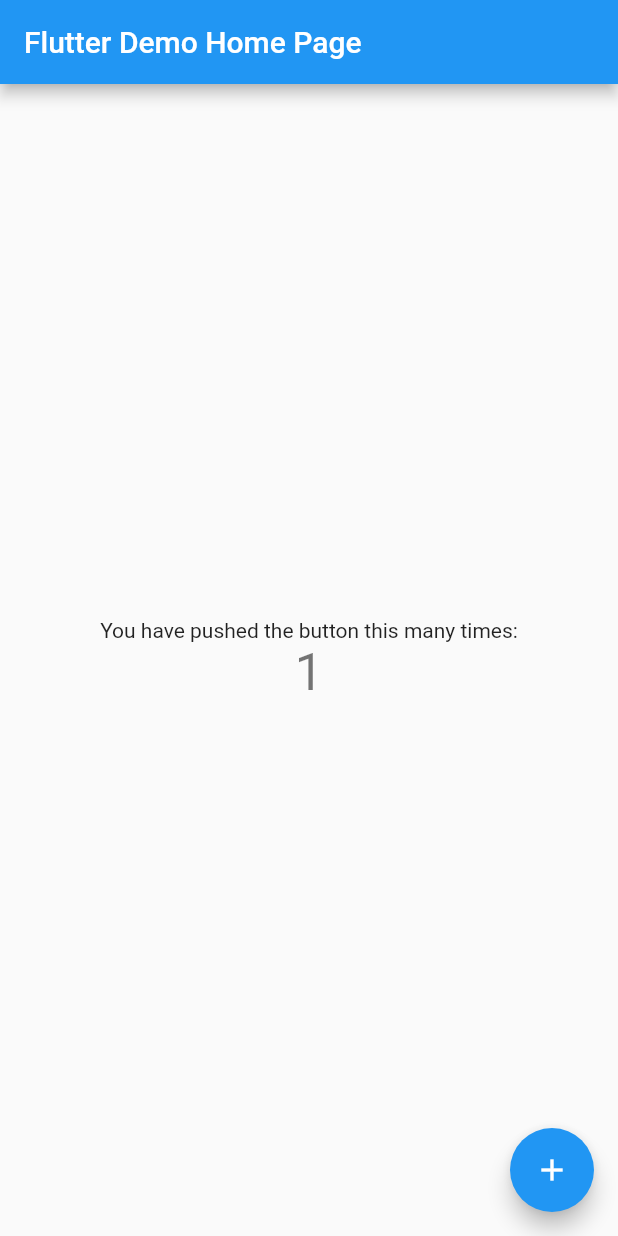
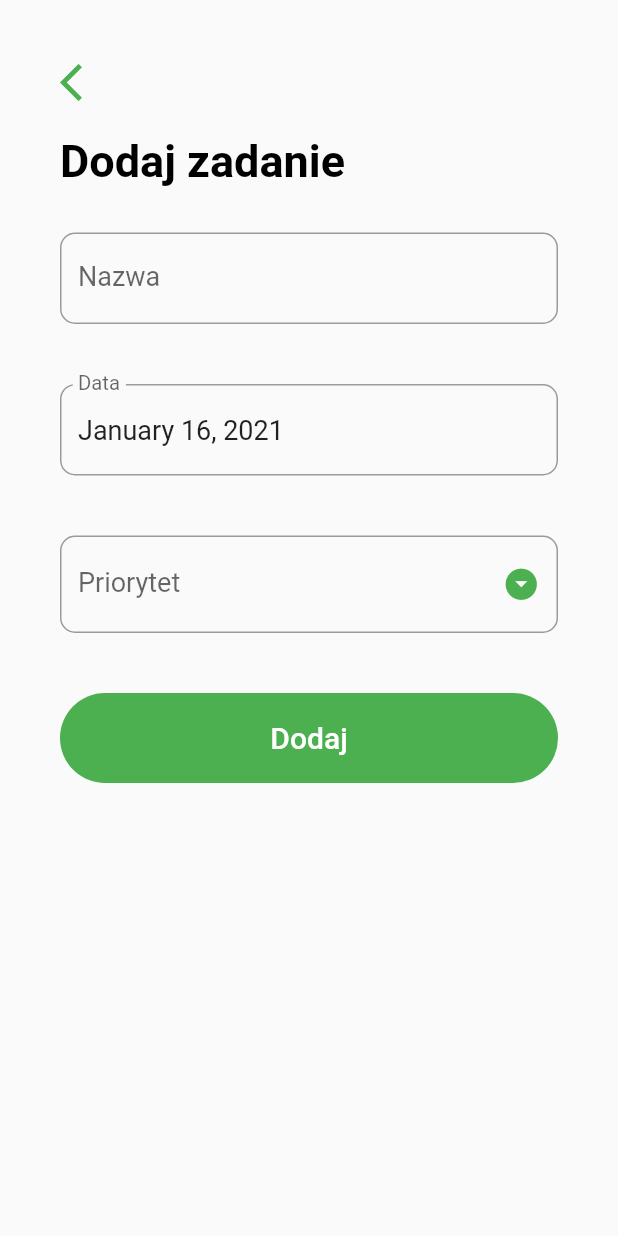
Before and after one commit to karolbury98/pum-todo, a Flutter app: the screen it shows after launch, after a tap on the "add" icon, on a phone screen of 412 x 824 dp. Run offline on Flutter 3.47's test engine with Material 2 defaults, Android fonts, the phone set to English and light mode, and no system bars.

Commit message:
added todo list screen and add task screen

```diff
--- a/pum_todo/lib/main.dart
+++ b/pum_todo/lib/main.dart
@@ -1,4 +1,5 @@
 import 'package:flutter/material.dart';
+import 'package:pum_todo/screens/todo_list_screen.dart';
 
 void main() {
   runApp(MyApp());
@@ -9,109 +10,15 @@ class MyApp extends StatelessWidget {
   @override
   Widget build(BuildContext context) {
     return MaterialApp(
-      title: 'Flutter Demo',
+      title: 'Aplikacja to do',
+      debugShowCheckedModeBanner: false,
       theme: ThemeData(
-        // This is the theme of your application.
-        //
-        // Try running your application with "flutter run". You'll see the
-        // application has a blue toolbar. Then, without quitting the app, try
-        // changing the primarySwatch below to Colors.green and then invoke
-        // "hot reload" (press "r" in the console where you ran "flutter run",
-        // or simply save your changes to "hot reload" in a Flutter IDE).
-        // Notice that the counter didn't reset back to zero; the application
-        // is not restarted.
-        primarySwatch: Colors.blue,
-        // This makes the visual density adapt to the platform that you run
-        // the app on. For desktop platforms, the controls will be smaller and
-        // closer together (more dense) than on mobile platforms.
+
+        primarySwatch: Colors.green,
+
         visualDensity: VisualDensity.adaptivePlatformDensity,
       ),
-      home: MyHomePage(title: 'Flutter Demo Home Page'),
+      home: TodoListScreen(),
     );
   }
 }
-
-class MyHomePage extends StatefulWidget {
-  MyHomePage({Key key, this.title}) : super(key: key);
-
-  // This widget is the home page of your application. It is stateful, meaning
-  // that it has a State object (defined below) that contains fields that affect
-  // how it looks.
-
-  // This class is the configuration for the state. It holds the values (in this
-  // case the title) provided by the parent (in this case the App widget) and
-  // used by the build method of the State. Fields in a Widget subclass are
-  // always marked "final".
-
-  final String title;
-
-  @override
-  _MyHomePageState createState() => _MyHomePageState();
-}
-
-class _MyHomePageState extends State<MyHomePage> {
-  int _counter = 0;
-
-  void _incrementCounter() {
-    setState(() {
-      // This call to setState tells the Flutter framework that something has
-      // changed in this State, which causes it to rerun the build method below
-      // so that the display can reflect the updated values. If we changed
-      // _counter without calling setState(), then the build method would not be
-      // called again, and so nothing would appear to happen.
-      _counter++;
-    });
-  }
-
-  @override
-  Widget build(BuildContext context) {
-    // This method is rerun every time setState is called, for instance as done
-    // by the _incrementCounter method above.
-    //
-    // The Flutter framework has been optimized to make rerunning build methods
-    // fast, so that you can just rebuild anything that needs updating rather
-    // than having to individually change instances of widgets.
-    return Scaffold(
-      appBar: AppBar(
-        // Here we take the value from the MyHomePage object that was created by
-        // the App.build method, and use it to set our appbar title.
-        title: Text(widget.title),
-      ),
-      body: Center(
-        // Center is a layout widget. It takes a single child and positions it
-        // in the middle of the parent.
-        child: Column(
-          // Column is also a layout widget. It takes a list of children and
-          // arranges them vertically. By default, it sizes itself to fit its
-          // children horizontally, and tries to be as tall as its parent.
-          //
-          // Invoke "debug painting" (press "p" in the console, choose the
-          // "Toggle Debug Paint" action from the Flutter Inspector in Android
-          // Studio, or the "Toggle Debug Paint" command in Visual Studio Code)
-          // to see the wireframe for each widget.
-          //
-          // Column has various properties to control how it sizes itself and
-          // how it positions its children. Here we use mainAxisAlignment to
-          // center the children vertically; the main axis here is the vertical
-          // axis because Columns are vertical (the cross axis would be
-          // horizontal).
-          mainAxisAlignment: MainAxisAlignment.center,
-          children: <Widget>[
-            Text(
-              'You have pushed the button this many times:',
-            ),
-            Text(
-              '$_counter',
-              style: Theme.of(context).textTheme.headline4,
-            ),
-          ],
-        ),
-      ),
-      floatingActionButton: FloatingActionButton(
-        onPressed: _incrementCounter,
-        tooltip: 'Increment',
-        child: Icon(Icons.add),
-      ), // This trailing comma makes auto-formatting nicer for build methods.
-    );
-  }
-}
--- /dev/null
+++ b/pum_todo/lib/screens/add_task_screen.dart
@@ -0,0 +1,190 @@
+import 'package:flutter/material.dart';
+import 'package:intl/intl.dart';
+
+class AddTaskScreen extends StatefulWidget {
+  @override
+  _AddTaskScreenState createState() => _AddTaskScreenState();
+}
+
+class _AddTaskScreenState extends State<AddTaskScreen> {
+  final _formKey = GlobalKey<FormState>();
+  String _title = '';
+  String _priority;
+  DateTime _date = DateTime.now();
+  TextEditingController _dateController = TextEditingController();
+
+  final DateFormat _dateFormatter = DateFormat('MMMM dd, yyyy');
+  final List<String> _priorities = ['Niski', 'Średni', 'Wysoki'];
+
+  @override
+  void initState() {
+    super.initState();
+    _dateController.text = _dateFormatter.format(_date);
+  }
+
+  @override
+  void dispose(){
+    _dateController.dispose();
+    super.dispose();
+  }
+
+  _handleDatePicker() async{
+    final DateTime date = await showDatePicker(
+      context: context,
+      initialDate: _date,
+      firstDate: DateTime(2020),
+      lastDate: DateTime(2025),
+    );
+    if (date != null && date != _date){
+      setState(() {
+        _date = date;
+      });
+      _dateController.text = _dateFormatter.format(date);
+    }
+  }
+
+  _submit() {
+    if (_formKey.currentState.validate()) {
+      _formKey.currentState.save();
+      print('$_title, $_date, $_priority');
+
+      //Dodanie zadania do bazy danych
+
+      //Zaktualizowanie zadania
+
+
+      Navigator.pop(context);
+    }
+  }
+
+  @override
+  Widget build(BuildContext context) {
+    return Scaffold(
+      body: GestureDetector(
+        onTap: () => FocusScope.of(context).unfocus(),
+        child: SingleChildScrollView(
+          child: Container(
+            padding: EdgeInsets.symmetric(horizontal: 40.0, vertical: 40.0),
+            child: Column(
+              crossAxisAlignment: CrossAxisAlignment.start,
+              children: <Widget>[
+              GestureDetector(
+                onTap: () => Navigator.pop(context),
+                child: Icon(
+                  Icons.arrow_back_ios,
+                  size: 30.0,
+                  color: Theme.of(context).primaryColor,
+                ),
+              ),
+              SizedBox(height: 20.0),
+              Text(
+                'Dodaj zadanie',
+                style: TextStyle(
+                  color: Colors.black,
+                  fontSize: 30.0,
+                  fontWeight: FontWeight.bold,
+              ),
+              ),
+                SizedBox(height: 10.0),
+                Form(
+                  key: _formKey,
+                  child: Column(
+                      children: <Widget>[
+                          Padding(
+                            padding: EdgeInsets.symmetric(vertical: 20.0),
+                            child: TextFormField(
+                               style: TextStyle(fontSize: 18.0),
+                              decoration: InputDecoration(
+                                labelText: 'Nazwa',
+                                labelStyle: TextStyle(fontSize: 18.0),
+                                border: OutlineInputBorder(
+                                  borderRadius: BorderRadius.circular(10.0),
+                                ),
+                              ),
+                              validator: (input) => input.trim().isEmpty ? 'Proszę podać nazwę zadania' : null,
+                              onSaved: (input) => _title = input,
+                              initialValue: _title,
+                            ),
+                          ),
+                        Padding(
+                          padding: EdgeInsets.symmetric(vertical: 20.0),
+                          child: TextFormField(
+                            readOnly: true,
+                            controller: _dateController,
+                            style: TextStyle(fontSize: 18.0),
+                            onTap: _handleDatePicker,
+                            decoration: InputDecoration(
+                              labelText: 'Data',
+                              labelStyle: TextStyle(fontSize: 18.0),
+                              border: OutlineInputBorder(
+                                borderRadius: BorderRadius.circular(10.0),
+                              ),
+                            ),
+                          ),
+                        ),
+                        Padding(
+                          padding: EdgeInsets.symmetric(vertical: 20.0),
+                          child: DropdownButtonFormField(
+                            isDense: true,
+                            icon: Icon(Icons.arrow_drop_down_circle),
+                            iconSize: 25.0,
+                            iconEnabledColor: Theme.of(context).primaryColor,
+                            items: _priorities.map((String priority) {
+                              return DropdownMenuItem(
+                                value: priority,
+                                child: Text(
+                                    priority,
+                                    style: TextStyle(
+                                  color: Colors.black,
+                                  fontSize: 18.0,
+                                ),
+                                ),
+                              );
+                            }).toList(),
+                            style: TextStyle(fontSize: 18.0),
+                            decoration: InputDecoration(
+                              labelText: 'Priorytet',
+                              labelStyle: TextStyle(fontSize: 18.0),
+                              border: OutlineInputBorder(
+                                borderRadius: BorderRadius.circular(10.0),
+                              ),
+                            ),
+                            validator: (input) => _priority == null ? 'Proszę podać priorytet' : null,
+                            onSaved: (input) => _priority = input,
+                            onChanged: (value) {
+                              setState(() {
+                                _priority = value;
+                              });
+                            },
+                            value: _priority,
+                          ),
+                        ),
+                        Container(
+                          margin: EdgeInsets.symmetric(vertical: 20.0),
+                          height: 60.0,
+                          width: double.infinity,
+                          decoration: BoxDecoration(
+                            color: Theme.of(context).primaryColor,
+                            borderRadius: BorderRadius.circular(30.0),
+                          ),
+                          child: FlatButton(
+                              child: Text(
+                                'Dodaj',
+                                style: TextStyle(
+                                  color: Colors.white,
+                                  fontSize: 20.0),
+                              ),
+                            onPressed: _submit,
+                          ),
+                        )
+                       ],
+                   ),
+                ),
+            ],
+            ),
+          ),
+        ),
+      ),
+    );
+  }
+}
--- /dev/null
+++ b/pum_todo/lib/screens/todo_list_screen.dart
@@ -0,0 +1,78 @@
+import 'package:flutter/material.dart';
+
+import 'add_task_screen.dart';
+
+class TodoListScreen extends StatefulWidget {
+  @override
+  _TodoListScreenState createState() => _TodoListScreenState();
+}
+
+class _TodoListScreenState extends State<TodoListScreen> {
+
+  Widget _buildTask(int index) {
+    return Padding(
+      padding: EdgeInsets.symmetric(horizontal: 25.0),
+      child: Column(
+        children: <Widget>[
+          ListTile(
+            title: Text('Tytul'),
+            subtitle: Text('Oct 2, 2019 - Wysoki'),
+            trailing: Checkbox(
+              onChanged: (value) {
+              print(value);
+            },
+              activeColor: Theme.of(context).primaryColor,
+              value: true,
+            ),
+          ),
+          Divider(),
+        ],
+      ),
+    );
+  }
+
+
+
+  @override
+  Widget build(BuildContext context) {
+    return Scaffold(
+      floatingActionButton: FloatingActionButton(
+          backgroundColor: Theme.of(context).primaryColor,
+          child: Icon(Icons.add),
+          onPressed: () => Navigator.push(context, MaterialPageRoute(builder: (_) => AddTaskScreen(),
+          ),
+          ),
+      ),
+      body: ListView.builder(
+        padding: EdgeInsets.symmetric(vertical: 50.0),
+        itemCount: 10,
+        itemBuilder: (BuildContext context, int index) {
+          if (index == 0) {
+            return Padding(
+              padding: EdgeInsets.symmetric(horizontal: 40.0, vertical: 20.0),
+              child:  Column(
+                  crossAxisAlignment: CrossAxisAlignment.start,
+                  children: <Widget>[
+                    Text('Moje zadania', style: TextStyle(
+                      color: Colors.black,
+                      fontSize: 35.0,
+                      fontWeight: FontWeight.bold,
+                    ),
+                    ),
+                    SizedBox(height: 10.0),
+                    Text('1 z 10', style: TextStyle(
+                      color: Colors.grey,
+                      fontSize: 25.0,
+                      fontWeight: FontWeight.w600,
+                    ),
+                    ),
+                  ]
+          ),
+            );
+          }
+          return _buildTask(index);
+        }
+      ),
+    );
+  }
+}
--- a/pum_todo/pubspec.yaml
+++ b/pum_todo/pubspec.yaml
@@ -28,6 +28,8 @@ dependencies:
   # The following adds the Cupertino Icons font to your application.
   # Use with the CupertinoIcons class for iOS style icons.
   cupertino_icons: ^1.0.0
+  intl: ^0.16.1
+
 
 dev_dependencies:
   flutter_test:
```
Also changed, not shown: pum_todo/pubspec.lock, 1 other file.
